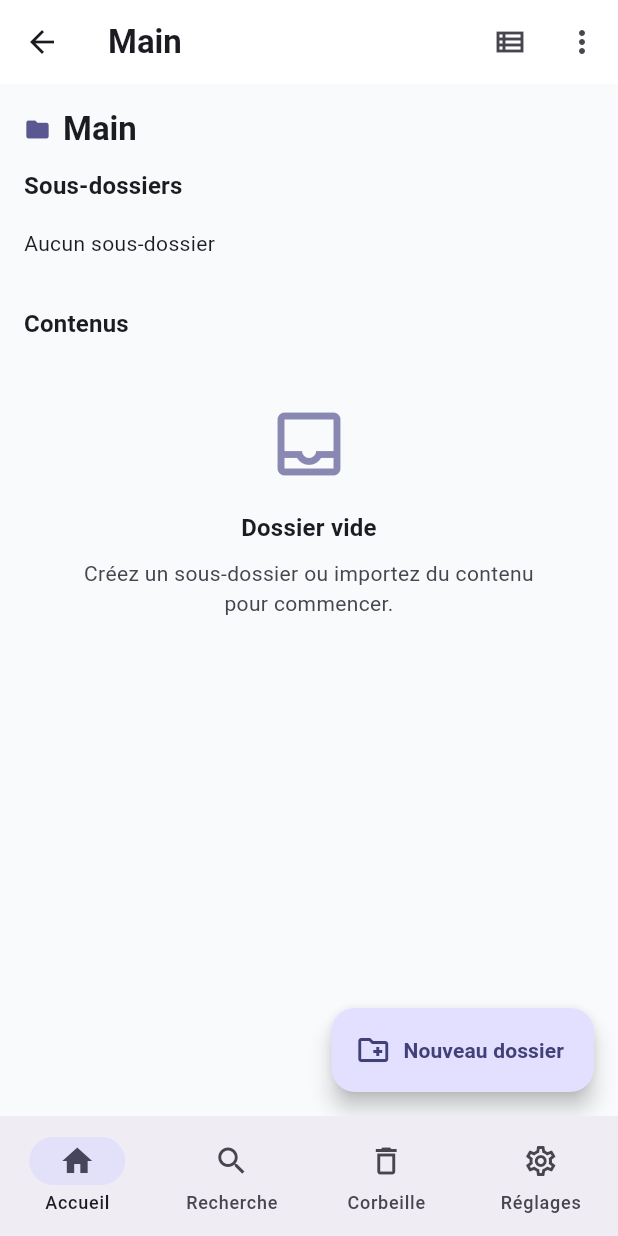
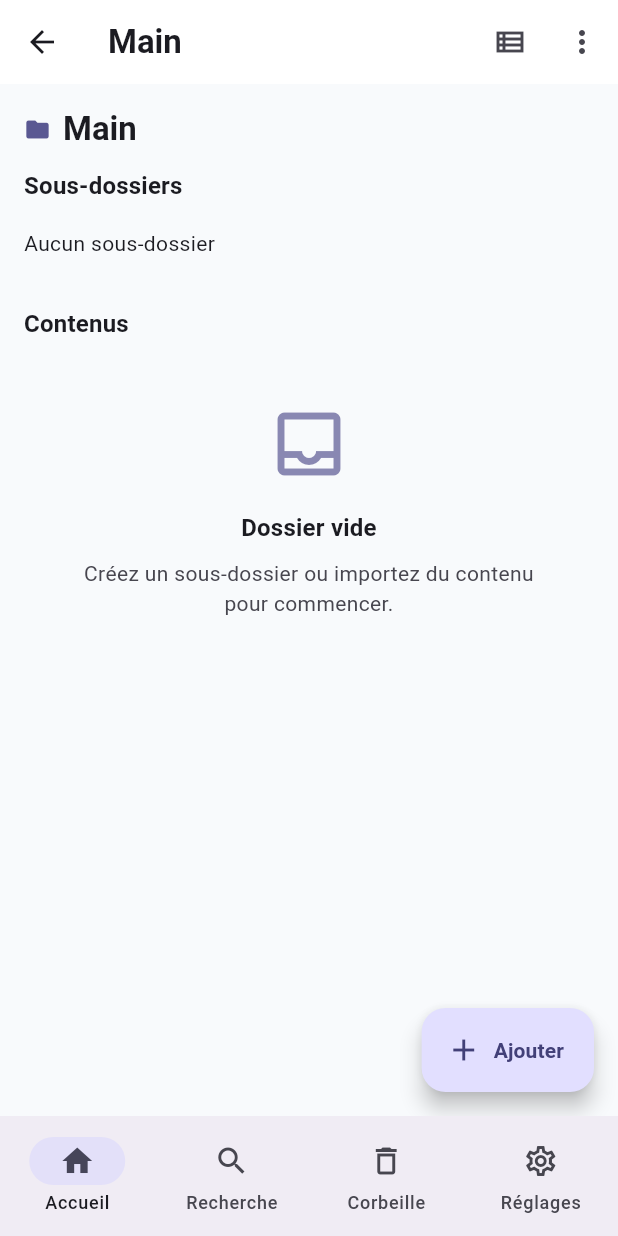
Before and after one commit to MorlonDev261/clipboard, a Flutter app: the screen it shows after launch, after a tap on "Ouvrir Main", on a phone screen of 412 x 824 dp. Run offline on Flutter 3.47's test engine with Material 3 defaults, Android fonts, the phone set to English and light mode, and no system bars; our stand-ins replace drift, drift_flutter, flutter_riverpod, go_router; accounts and stored records are empty; generated files the repository leaves out were written again.

Commit message:
Add text content creation, detail view and copy-to-clipboard
Implements the core "clipboard" flow (no native deps, safe on all platforms):

- AssetsRepository: createTextAsset, updateTextAsset, setFavorite,
  deleteAsset (soft), getAsset, watchAsset
- AssetsController + assetProvider in the application layer
- CreateTextScreen: title, multiline text, draft/ready status, save + copy
- AssetDetailScreen: selectable text, copy (text / title+text), favorite
  toggle, edit, soft-delete with confirmation
- Reusable CopyButton using the native Clipboard.setData
- FolderScreen: "Add" bottom sheet (new folder / create text / media soon)
  and tappable content items (list + grid) opening the detail screen
- Routes for new-text, edit-text and asset detail
- fr/en strings for the above

No database schema change, so build_runner is not required for this change.

Co-Authored-By: Claude Opus 4.8 <noreply@anthropic.com>
Claude-Session: https://claude.ai/code/session_014hzbDj9NANfdSpTMdzxGaJ

```diff
--- a/lib/app/router.dart
+++ b/lib/app/router.dart
@@ -1,6 +1,8 @@
 import 'package:flutter_riverpod/flutter_riverpod.dart';
 import 'package:go_router/go_router.dart';
 
+import '../features/assets/presentation/asset_detail_screen.dart';
+import '../features/assets/presentation/create_text_screen.dart';
 import '../features/folders/presentation/folder_screen.dart';
 import '../features/home/presentation/home_screen.dart';
 import '../features/search/presentation/search_screen.dart';
@@ -28,6 +30,23 @@ final routerProvider = Provider<GoRouter>((ref) {
                 FolderScreen(folderId: state.pathParameters['id']!),
           ),
           GoRoute(
+            path: '/folder/:id/new-text',
+            builder: (context, state) =>
+                CreateTextScreen(folderId: state.pathParameters['id']!),
+          ),
+          GoRoute(
+            path: '/folder/:id/edit-text/:assetId',
+            builder: (context, state) => CreateTextScreen(
+              folderId: state.pathParameters['id']!,
+              assetId: state.pathParameters['assetId'],
+            ),
+          ),
+          GoRoute(
+            path: '/asset/:assetId',
+            builder: (context, state) =>
+                AssetDetailScreen(assetId: state.pathParameters['assetId']!),
+          ),
+          GoRoute(
             path: '/search',
             builder: (context, state) => const SearchScreen(),
           ),
--- a/lib/core/l10n/app_strings.dart
+++ b/lib/core/l10n/app_strings.dart
@@ -24,6 +24,7 @@ class AppStrings {
   String get favorites => _t('Favoris', 'Favorites');
 
   // Actions
+  String get add => _t('Ajouter', 'Add');
   String get newFolder => _t('Nouveau dossier', 'New folder');
   String get import => _t('Importer', 'Import');
   String get createText => _t('Créer un texte', 'Create text');
@@ -37,6 +38,39 @@ class AppStrings {
   String get create => _t('Créer', 'Create');
   String get save => _t('Enregistrer', 'Save');
   String get open => _t('Ouvrir', 'Open');
+  String get edit => _t('Modifier', 'Edit');
+
+  // Text asset / create
+  String get createTextTitle => _t('Nouveau texte', 'New text');
+  String get editTextTitle => _t('Modifier le texte', 'Edit text');
+  String get titleOptionalLabel => _t('Titre (optionnel)', 'Title (optional)');
+  String get textLabel => _t('Texte', 'Text');
+  String get statusLabel => _t('Statut', 'Status');
+  String get statusDraft => _t('Brouillon', 'Draft');
+  String get statusReady => _t('Prêt', 'Ready');
+  String get textEmptyError =>
+      _t('Le texte ne peut pas être vide.', 'The text cannot be empty.');
+  String get copyText => _t('Copier le texte', 'Copy text');
+  String get copyTitleAndText =>
+      _t('Copier le titre et le texte', 'Copy title and text');
+  String get copiedToClipboard =>
+      _t('Copié dans le presse-papiers', 'Copied to clipboard');
+  String get addToFavorites => _t('Ajouter aux favoris', 'Add to favorites');
+  String get removeFromFavorites =>
+      _t('Retirer des favoris', 'Remove from favorites');
+  String get deleteAssetTitle => _t('Supprimer ce contenu ?', 'Delete this content?');
+  String get deleteAssetMessage => _t(
+        'Ce contenu sera déplacé vers la corbeille.',
+        'This content will be moved to the trash.',
+      );
+  String get contentDeleted => _t('Contenu supprimé.', 'Content deleted.');
+  String get textSaved => _t('Texte enregistré.', 'Text saved.');
+  String get mediaComingSoon => _t(
+        'L\'import de médias arrive bientôt.',
+        'Media import is coming soon.',
+      );
+  String get importImages => _t('Importer des images', 'Import images');
+  String get importVideos => _t('Importer des vidéos', 'Import videos');
 
   // Content categories
   String get images => _t('Images', 'Images');
--- a/lib/features/folders/presentation/folder_screen.dart
+++ b/lib/features/folders/presentation/folder_screen.dart
@@ -48,9 +48,9 @@ class FolderScreen extends ConsumerWidget {
         ],
       ),
       floatingActionButton: FloatingActionButton.extended(
-        onPressed: () => _showCreateFolderDialog(context, ref),
-        icon: const Icon(Icons.create_new_folder_outlined),
-        label: Text(strings.newFolder),
+        onPressed: () => _showAddSheet(context, ref),
+        icon: const Icon(Icons.add),
+        label: Text(strings.add),
       ),
       body: folderAsync.when(
         loading: () => const Center(child: CircularProgressIndicator()),
@@ -71,6 +71,43 @@ class FolderScreen extends ConsumerWidget {
     } else {
       context.go('/');
     }
+  }
+
+  Future<void> _showAddSheet(BuildContext context, WidgetRef ref) async {
+    final strings = ref.read(appStringsProvider);
+    await showModalBottomSheet<void>(
+      context: context,
+      showDragHandle: true,
+      builder: (sheetContext) => SafeArea(
+        child: Column(
+          mainAxisSize: MainAxisSize.min,
+          children: [
+            ListTile(
+              leading: const Icon(Icons.create_new_folder_outlined),
+              title: Text(strings.newFolder),
+              onTap: () {
+                Navigator.pop(sheetContext);
+                _showCreateFolderDialog(context, ref);
+              },
+            ),
+            ListTile(
+              leading: const Icon(Icons.notes_outlined),
+              title: Text(strings.createText),
+              onTap: () {
+                Navigator.pop(sheetContext);
+                context.go('/folder/$folderId/new-text');
+              },
+            ),
+            ListTile(
+              enabled: false,
+              leading: const Icon(Icons.perm_media_outlined),
+              title: Text(strings.import),
+              subtitle: Text(strings.mediaComingSoon),
+            ),
+          ],
+        ),
+      ),
+    );
   }
 
   Future<void> _showCreateFolderDialog(
@@ -165,8 +202,20 @@ class _FolderBody extends ConsumerWidget {
                   for (final a in list)
                     Card(
                       child: ListTile(
-                        leading: const Icon(Icons.description_outlined),
+                        leading: Icon(_iconFor(a.type)),
                         title: Text(a.title ?? a.name),
+                        subtitle: a.type == AssetType.text &&
+                                (a.textContent ?? '').isNotEmpty
+                            ? Text(
+                                a.textContent!,
+                                maxLines: 1,
+                                overflow: TextOverflow.ellipsis,
+                              )
+                            : null,
+                        trailing: a.isFavorite
+                            ? const Icon(Icons.star, size: 18)
+                            : null,
+                        onTap: () => context.go('/asset/${a.id}'),
                       ),
                     ),
                 ],
@@ -184,7 +233,26 @@ class _FolderBody extends ConsumerWidget {
               children: [
                 for (final a in list)
                   Card(
-                    child: Center(child: Text(a.title ?? a.name)),
+                    child: InkWell(
+                      onTap: () => context.go('/asset/${a.id}'),
+                      child: Padding(
+                        padding: const EdgeInsets.all(12),
+                        child: Column(
+                          crossAxisAlignment: CrossAxisAlignment.start,
+                          children: [
+                            Icon(_iconFor(a.type),
+                                color: Theme.of(context).colorScheme.primary),
+                            const Spacer(),
+                            Text(
+                              a.title ?? a.name,
+                              maxLines: 2,
+                              overflow: TextOverflow.ellipsis,
+                              style: Theme.of(context).textTheme.bodyMedium,
+                            ),
+                          ],
+                        ),
+                      ),
+                    ),
                   ),
               ],
             );
@@ -334,3 +402,18 @@ void _showSnack(BuildContext context, String message) {
     ..clearSnackBars()
     ..showSnackBar(SnackBar(content: Text(message)));
 }
+
+IconData _iconFor(AssetType type) {
+  switch (type) {
+    case AssetType.text:
+      return Icons.description_outlined;
+    case AssetType.image:
+      return Icons.image_outlined;
+    case AssetType.video:
+      return Icons.videocam_outlined;
+    case AssetType.link:
+      return Icons.link_outlined;
+    case AssetType.post:
+      return Icons.dynamic_feed_outlined;
+  }
+}
```
Also changed, not shown: lib/core/widgets/copy_button.dart (added, +50 -0 lines), lib/features/assets/application/assets_providers.dart (+55 -0 lines), lib/features/assets/data/assets_repository.dart (+88 -0 lines), lib/features/assets/presentation/asset_detail_screen.dart (added, +181 -0 lines), lib/features/assets/presentation/create_text_screen.dart (added, +170 -0 lines).
